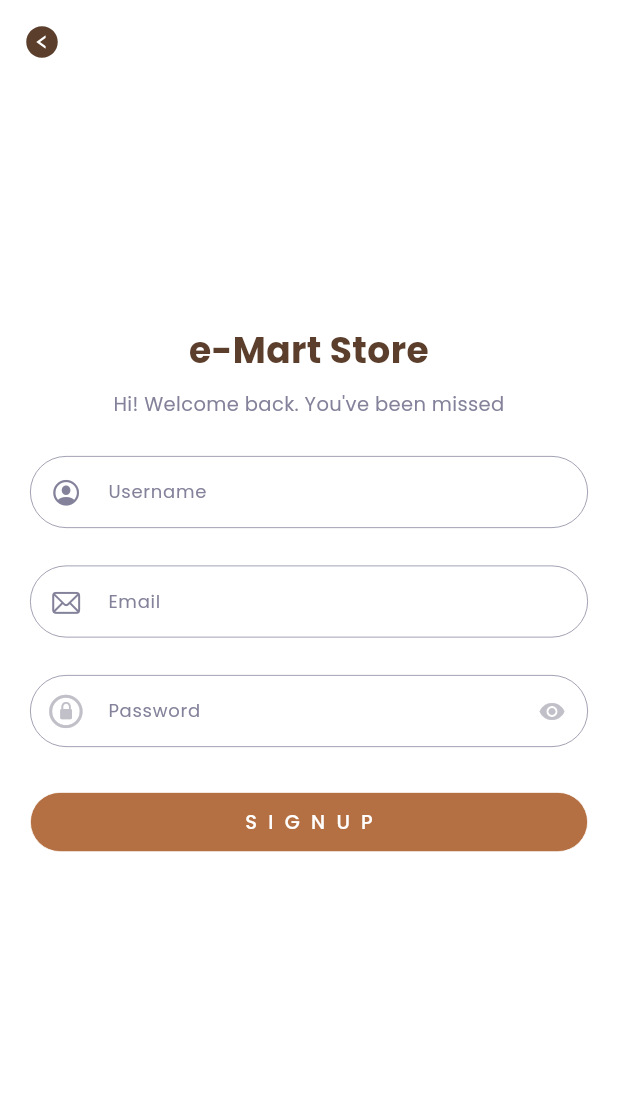
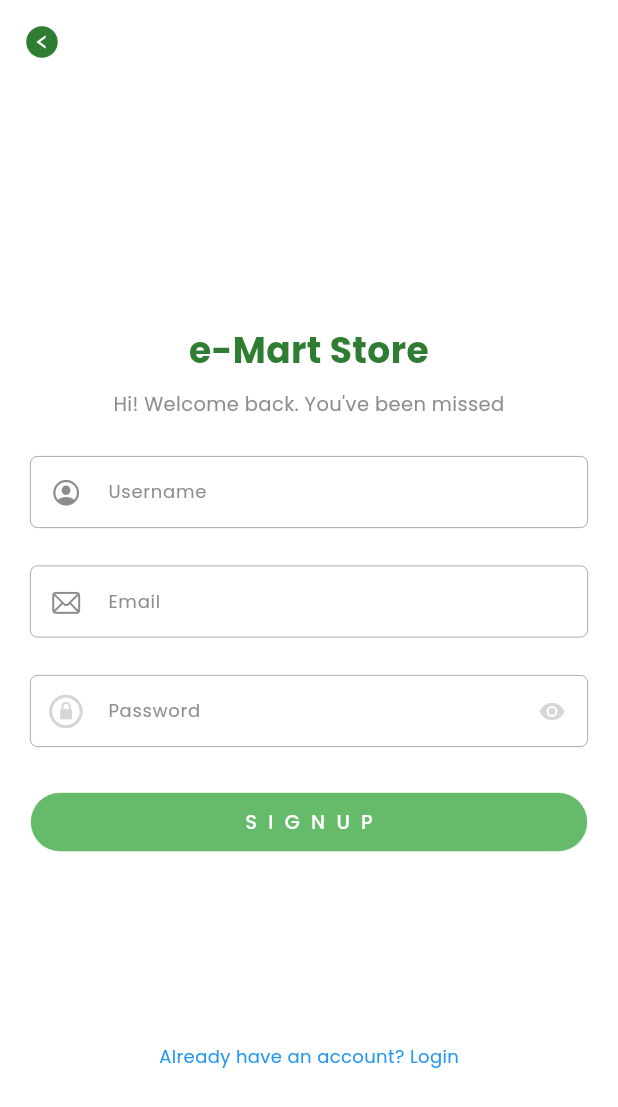
Before and after one commit to m16-omar/emart_store, a Flutter app: the RegistrationScreen screen opened by its route, on a phone screen of 412 x 824 dp. Shown: the top 1107 px of the screen. Run offline on Flutter 3.47's test engine with Material 3 defaults, Android fonts, the phone set to English and light mode, and no system bars; our stand-ins replace cached_network_image, flutter_dotenv, flutter_image_slideshow, flutter_screenutil, flutter_svg, flutter_vector_icons and 5 more; missing offline and left inert: cross_connectivity, fashion_app; accounts and stored records are empty; network calls fail; statements that could not run were skipped.

Commit message:
Add files via upload

```diff
--- a/lib/common/utils/kcolors.dart
+++ b/lib/common/utils/kcolors.dart
@@ -1,27 +1,31 @@
 import 'package:flutter/material.dart';
 
+// class Kolors {
+//   static const Color kPrimary = Color(0xFF5B3E2B);
+//   static const Color kPrimaryLight = Color(0xFFB47043);
+//   static const Color kSecondaryLight = Color(0xFFffe5db);
+//   static const Color kGray = Color(0xFF83829A);
+//   static const Color kGrayLight = Color(0xFFC1C0C8);
+//   static const Color kWhite = Color(0xFFFFFFFF);
+//   static const Color kDark = Color(0xFF000000);
+//   static const Color kOffWhite = Color(0xFFF3F4F8);
+//   static const Color kGold = Color(0xFFFFC107);
+//   static const Color kRed = Color(0xFFC80000);
+// }
+
 class Kolors {
-  static const Color kPrimary = Color(0xFF5B3E2B);
-  static const Color kPrimaryLight = Color(0xFFB47043);
-  static const Color kSecondaryLight = Color(0xFFffe5db);
-  static const Color kGray = Color(0xFF83829A);
-  static const Color kGrayLight = Color(0xFFC1C0C8);
-  static const Color kWhite = Color(0xFFFFFFFF);
-  static const Color kDark = Color(0xFF000000);
-  static const Color kOffWhite = Color(0xFFF3F4F8);
-  static const Color kGold = Color(0xFFFFC107);
-  static const Color kRed = Color(0xFFC80000);
+  static const Color kPrimary = Color(0xFF2E7D32); // A deep green
+  static const Color kPrimaryLight = Color(0xFF66BB6A); // A lighter green
+  static const Color kSecondaryLight =
+      Color(0xFFC8E6C9); // A very light green shade
+  static const Color kGray = Color(0xFF8D8D8D); // Neutral gray for balance
+  static const Color kGrayLight =
+      Color(0xFFD6D6D6); // Lighter gray for contrast
+  static const Color kWhite = Color(0xFFFFFFFF); // Pure white remains unchanged
+  static const Color kDark = Color(0xFF1B5E20); // Dark green for accent
+  static const Color kOffWhite =
+      Color(0xFFF1F8E9); // Off-white with a green tint
+  static const Color kGold = Color(0xFFFFC107); // Gold for highlights remains
+  static const Color kRed =
+      Color(0xFFD32F2F); // Slightly toned down red for warnings
 }
-
-// class Kolors {
-//   static const Color kPrimary = Color(0xFF2E7D32); // A deep green
-//   static const Color kPrimaryLight = Color(0xFF66BB6A); // A lighter green
-//   static const Color kSecondaryLight = Color(0xFFC8E6C9); // A very light green shade
-//   static const Color kGray = Color(0xFF8D8D8D); // Neutral gray for balance
-//   static const Color kGrayLight = Color(0xFFD6D6D6); // Lighter gray for contrast
-//   static const Color kWhite = Color(0xFFFFFFFF); // Pure white remains unchanged
-//   static const Color kDark = Color(0xFF1B5E20); // Dark green for accent
-//   static const Color kOffWhite = Color(0xFFF1F8E9); // Off-white with a green tint
-//   static const Color kGold = Color(0xFFFFC107); // Gold for highlights remains
-//   static const Color kRed = Color(0xFFD32F2F); // Slightly toned down red for warnings
-// }
--- a/lib/src/auth/views/login_screen.dart
+++ b/lib/src/auth/views/login_screen.dart
@@ -75,7 +75,7 @@ class _LoginPageState extends State<LoginScreen> {
             child: Column(
               children: [
                 EmailTextField(
-                  radius: 25,
+                  radius: 5,
                   focusNode: _passwordNode,
                   hintText: "Username",
                   controller: _usernameController,
@@ -95,7 +95,7 @@ class _LoginPageState extends State<LoginScreen> {
                 PasswordField(
                   controller: _passwordController,
                   focusNode: _passwordNode,
-                  radius: 25,
+                  radius: 5,
                 ),
                 SizedBox(
                   height: 20.h,
--- a/lib/src/auth/views/registration_screen.dart
+++ b/lib/src/auth/views/registration_screen.dart
@@ -9,6 +9,7 @@ import 'package:emart_store/src/auth/models/registration_model.dart';
 import 'package:flutter/cupertino.dart';
 import 'package:flutter/material.dart';
 import 'package:flutter_screenutil/flutter_screenutil.dart';
+import 'package:go_router/go_router.dart';
 import 'package:provider/provider.dart';
 
 class RegistrationScreen extends StatefulWidget {
@@ -70,7 +71,7 @@ class _RegistrationPageState extends State<RegistrationScreen> {
             child: Column(
               children: [
                 EmailTextField(
-                  radius: 25,
+                  radius: 5,
                   hintText: "Username",
                   controller: _usernameController,
                   prefixIcon: const Icon(
@@ -87,7 +88,7 @@ class _RegistrationPageState extends State<RegistrationScreen> {
                   height: 25.h,
                 ),
                 EmailTextField(
-                  radius: 25,
+                  radius: 5,
                   focusNode: _passwordNode,
                   hintText: "Email",
                   controller: _emailController,
@@ -107,7 +108,7 @@ class _RegistrationPageState extends State<RegistrationScreen> {
                 PasswordField(
                   controller: _passwordController,
                   focusNode: _passwordNode,
-                  radius: 25,
+                  radius: 5,
                 ),
                 SizedBox(
                   height: 20.h,
@@ -143,6 +144,23 @@ class _RegistrationPageState extends State<RegistrationScreen> {
           )
         ],
       ),
+      bottomNavigationBar: SizedBox(
+        height: 130.h,
+        child: Center(
+          child: Padding(
+            padding: const EdgeInsets.only(bottom: 110.0),
+            child: GestureDetector(
+              onTap: () {
+                context.push('/login');
+              },
+              child: Text(
+                'Already have an account? Login',
+                style: appStyle(12, Colors.blue, FontWeight.normal),
+              ),
+            ),
+          ),
+        ),
+      ),
     );
   }
 }
--- a/lib/src/profile/views/profile_screen.dart
+++ b/lib/src/profile/views/profile_screen.dart
@@ -75,7 +75,7 @@ class ProfileScreen extends StatelessWidget {
                   title: 'Shipping Address',
                   leading: MaterialIcons.location_pin,
                   onTap: () {
-                    context.push('/addresses');
+                    context.push('/addaddress');
                   },
                 ),
                 ProfileTileWidget(
```
